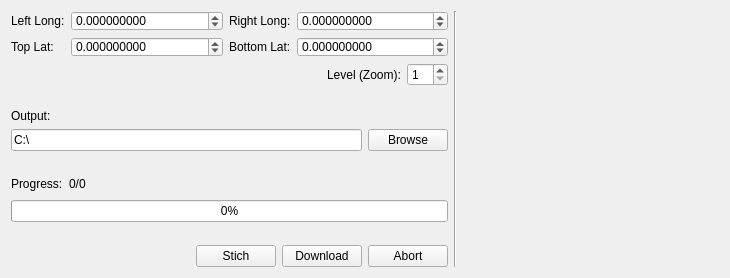
AJ92/TileDownloader, file tiledownloader.ui: the form before one commit.
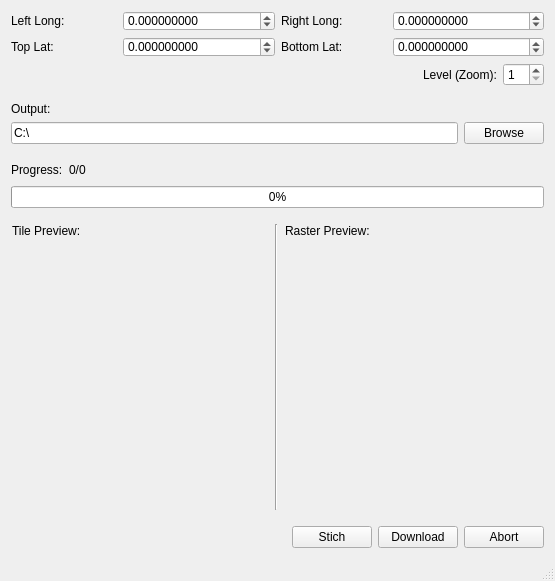
The form after the commit. Icons and pictures are not drawn.

```diff
--- a/tiledownloader.ui
+++ b/tiledownloader.ui
@@ -6,13 +6,16 @@
    <rect>
     <x>0</x>
     <y>0</y>
-    <width>720</width>
-    <height>276</height>
+    <width>555</width>
+    <height>581</height>
    </rect>
   </property>
   <property name="windowTitle">
    <string>TileDownloader v0.01</string>
   </property>
+  <property name="toolButtonStyle">
+   <enum>Qt::ToolButtonTextOnly</enum>
+  </property>
   <widget class="QWidget" name="centralWidget">
    <layout class="QGridLayout" name="gridLayout">
     <item row="1" column="0">
@@ -283,6 +286,134 @@
           </property>
          </spacer>
         </item>
+        <item>
+         <layout class="QHBoxLayout" name="horizontalLayout_9">
+          <property name="rightMargin">
+           <number>0</number>
+          </property>
+          <property name="bottomMargin">
+           <number>0</number>
+          </property>
+          <item>
+           <layout class="QVBoxLayout" name="verticalLayout_3">
+            <property name="rightMargin">
+             <number>0</number>
+            </property>
+            <item>
+             <widget class="QLabel" name="label_5">
+              <property name="text">
+               <string>Tile Preview:</string>
+              </property>
+             </widget>
+            </item>
+            <item>
+             <widget class="QLabel" name="imgPreview">
+              <property name="minimumSize">
+               <size>
+                <width>256</width>
+                <height>256</height>
+               </size>
+              </property>
+              <property name="maximumSize">
+               <size>
+                <width>256</width>
+                <height>256</height>
+               </size>
+              </property>
+              <property name="text">
+               <string/>
+              </property>
+              <property name="pixmap">
+               <pixmap resource="resources.qrc">:/icon/icons/tilepreview.png</pixmap>
+              </property>
+             </widget>
+            </item>
+            <item>
+             <spacer name="verticalSpacer_4">
+              <property name="orientation">
+               <enum>Qt::Vertical</enum>
+              </property>
+              <property name="sizeHint" stdset="0">
+               <size>
+                <width>20</width>
+                <height>40</height>
+               </size>
+              </property>
+             </spacer>
+            </item>
+           </layout>
+          </item>
+          <item>
+           <widget class="Line" name="line_2">
+            <property name="orientation">
+             <enum>Qt::Vertical</enum>
+            </property>
+           </widget>
+          </item>
+          <item>
+           <layout class="QVBoxLayout" name="verticalLayout_4">
+            <property name="rightMargin">
+             <number>0</number>
+            </property>
+            <item>
+             <widget class="QLabel" name="label_9">
+              <property name="text">
+               <string>Raster Preview:</string>
+              </property>
+             </widget>
+            </item>
+            <item>
+             <widget class="QLabel" name="rasterPreview">
+              <property name="minimumSize">
+               <size>
+                <width>256</width>
+                <height>256</height>
+               </size>
+              </property>
+              <property name="maximumSize">
+               <size>
+                <width>256</width>
+                <height>256</height>
+               </size>
+              </property>
+              <property name="text">
+               <string/>
+              </property>
+              <property name="pixmap">
+               <pixmap resource="resources.qrc">:/icon/icons/rasterpreview.png</pixmap>
+              </property>
+             </widget>
+            </item>
+            <item>
+             <spacer name="verticalSpacer_5">
+              <property name="orientation">
+               <enum>Qt::Vertical</enum>
+              </property>
+              <property name="sizeHint" stdset="0">
+               <size>
+                <width>20</width>
+                <height>40</height>
+               </size>
+              </property>
+             </spacer>
+            </item>
+           </layout>
+          </item>
+         </layout>
+        </item>
+        <item>
+         <spacer name="verticalSpacer_6">
+          <property name="orientation">
+           <enum>Qt::Vertical</enum>
+          </property>
+          <property name="sizeHint" stdset="0">
+           <size>
+            <width>20</width>
+            <height>40</height>
+           </size>
+          </property>
+         </spacer>
+        </item>
         <item>
          <layout class="QHBoxLayout" name="horizontalLayout_2">
           <item>
@@ -323,36 +454,11 @@
         </item>
        </layout>
       </item>
-      <item>
-       <widget class="Line" name="line">
-        <property name="orientation">
-         <enum>Qt::Vertical</enum>
-        </property>
-       </widget>
-      </item>
-      <item>
-       <widget class="QLabel" name="imgPreview">
-        <property name="minimumSize">
-         <size>
-          <width>256</width>
-          <height>256</height>
-         </size>
-        </property>
-        <property name="maximumSize">
-         <size>
-          <width>256</width>
-          <height>256</height>
-         </size>
-        </property>
-        <property name="text">
-         <string/>
-        </property>
-       </widget>
-      </item>
      </layout>
     </item>
    </layout>
   </widget>
+  <widget class="QStatusBar" name="statusBar"/>
  </widget>
  <layoutdefault spacing="6" margin="11"/>
  <resources/>
```
Left out of the diff: 4 changed lines with no effect on the pictures.
